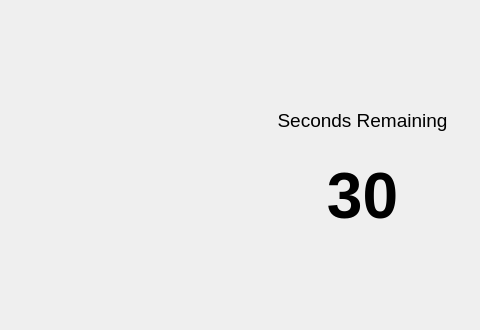
The window that Key/frmselectlocks.ui (BuzzSiler/keycodebox-key) describes before a commit, drawn with Qt 5; both pictures show x 368 to 848 and y 0 to 330 of the 848 by 460 pixel window.
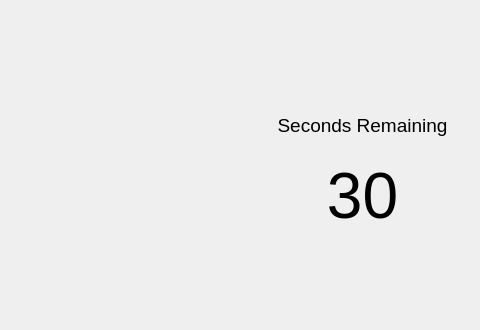
The same window after the commit.

Diff of the .ui file:
```diff
--- a/Key/frmselectlocks.ui
+++ b/Key/frmselectlocks.ui
@@ -42,8 +42,8 @@
    <property name="font">
     <font>
      <pointsize>48</pointsize>
-     <weight>75</weight>
-     <bold>true</bold>
+     <weight>50</weight>
+     <bold>false</bold>
     </font>
    </property>
    <property name="text">
@@ -57,9 +57,9 @@
    <property name="geometry">
     <rect>
      <x>630</x>
-     <y>100</y>
+     <y>110</y>
      <width>201</width>
-     <height>41</height>
+     <height>31</height>
     </rect>
    </property>
    <property name="font">
```
